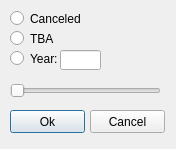
pablosuau/pyBacklogger, file views/select_date_dialog.ui: the form before one commit.
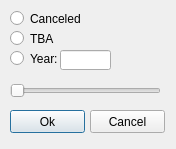
The form after the commit.

Commit message: Select date dialog refactoring

Patch:
```diff
--- a/views/select_date_dialog.ui
+++ b/views/select_date_dialog.ui
@@ -117,7 +117,7 @@
     <rect>
      <x>60</x>
      <y>50</y>
-     <width>41</width>
+     <width>51</width>
      <height>20</height>
     </rect>
    </property>
```
Left out of the diff: 2 changed lines with no effect on the pictures. The commit also changes 6 other files.
